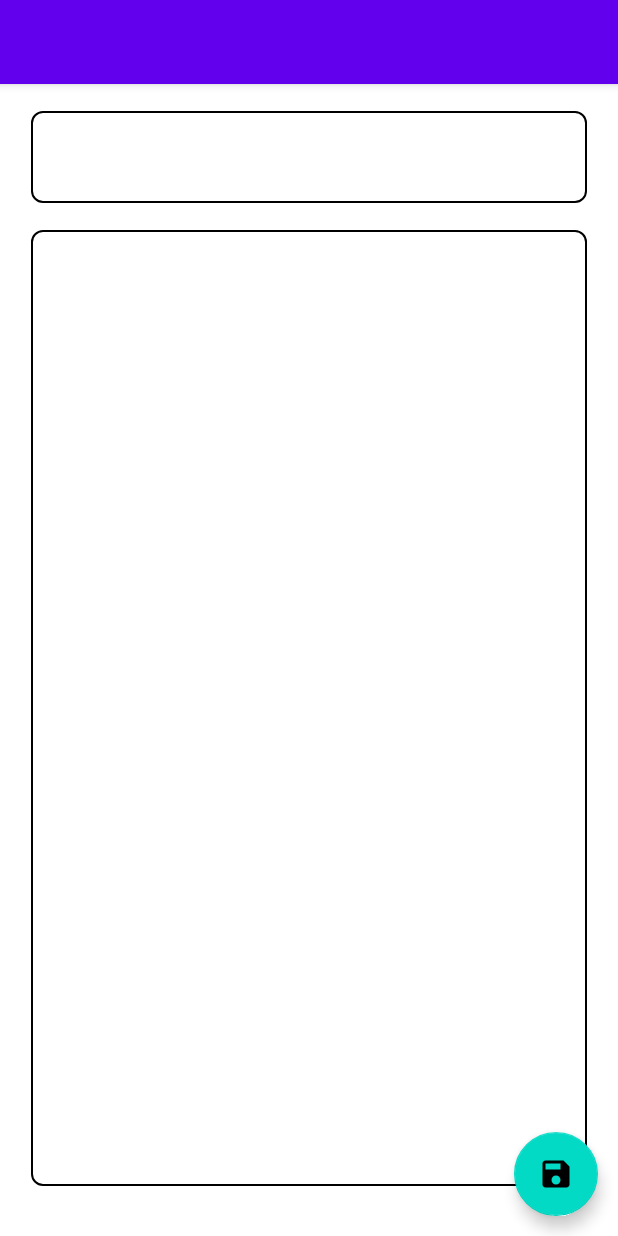
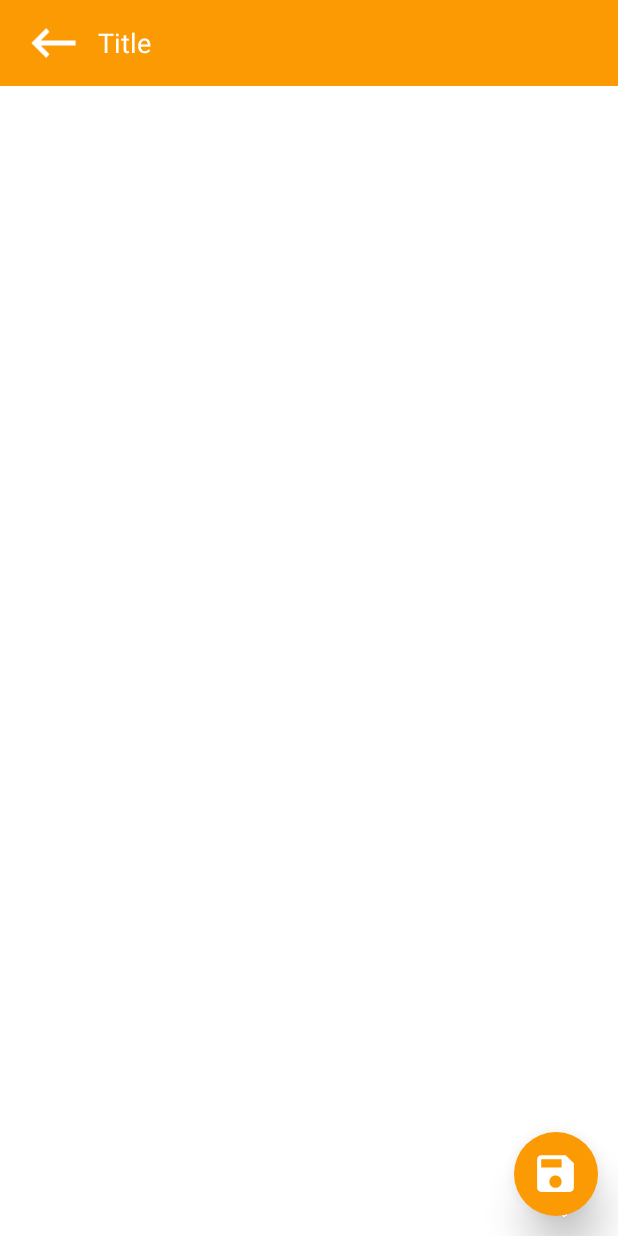
Before and after one commit to romithgiri/encrypto, an Android app: the screen it shows after launch (CreateNote), after a tap on an icon or button, on a phone screen of 412 x 824 dp. Run offline under Robolectric (Android 15) with nearby library versions, the phone set to English and light mode, and no system bars; our stand-ins replace Room's generated code, sdp/ssp sizes.

Commit message:
added delete functionality and modified app ui color

```diff
--- a/app/src/main/AndroidManifest.xml
+++ b/app/src/main/AndroidManifest.xml
@@ -9,8 +9,8 @@
         android:roundIcon="@mipmap/ic_launcher_round"
         android:supportsRtl="true"
         android:theme="@style/Theme.Encrypto">
-        <activity android:name=".CreateNote"></activity>
-        <activity android:name=".MainActivity">
+        <activity android:name=".screens.CreateNote"></activity>
+        <activity android:name=".screens.MainActivity">
             <intent-filter>
                 <action android:name="android.intent.action.MAIN" />
 
--- a/app/src/main/java/com/rohit/encrypto/recycler_view/CardAdapter.kt
+++ b/app/src/main/java/com/rohit/encrypto/recycler_view/CardAdapter.kt
@@ -18,15 +18,15 @@ class CardAdapter(context: Context, list: List<NoteEntity>) : RecyclerView.Adapt
     var unHideTrustedUserInfoClickListener: UnHideClickListener? = null
 
     interface DeleteClickListener {
-        fun onBtnClick(trustedUserEntity: NoteEntity)
+        fun onBtnClick(noteEntity: NoteEntity)
     }
 
     interface EditClickListener {
-        fun onBtnClick(trustedUserEntity: NoteEntity)
+        fun onBtnClick(noteEntity: NoteEntity)
     }
 
     interface UnHideClickListener {
-        fun onBtnClick(trustedUserEntity: NoteEntity)
+        fun onBtnClick(noteEntity: NoteEntity)
     }
 
     override fun getItemCount(): Int {
--- a/app/src/main/java/com/rohit/encrypto/CreateNote.kt
+++ b/app/src/main/java/com/rohit/encrypto/screens/CreateNote.kt
@@ -1,11 +1,13 @@
-package com.rohit.encrypto
+package com.rohit.encrypto.screens
 
 import android.os.Bundle
 import android.widget.EditText
+import android.widget.ImageButton
 import android.widget.Toast
 import androidx.appcompat.app.AppCompatActivity
 import androidx.room.Room
 import com.google.android.material.floatingactionbutton.FloatingActionButton
+import com.rohit.encrypto.R
 import com.rohit.encrypto.database.NoteDB
 import com.rohit.encrypto.database.NoteEntity
 import kotlinx.coroutines.GlobalScope
@@ -17,9 +19,10 @@ import java.util.*
 class CreateNote : AppCompatActivity() {
     private lateinit var noteDB: NoteDB
 
-    private lateinit var btnSave : FloatingActionButton
-    private lateinit var editTitle : EditText
-    private lateinit var editDescription : EditText
+    private lateinit var btnSave: FloatingActionButton
+    private lateinit var editTitle: EditText
+    private lateinit var editDescription: EditText
+    private lateinit var backBtn: ImageButton
 
     override fun onCreate(savedInstanceState: Bundle?) {
         super.onCreate(savedInstanceState)
@@ -29,15 +32,20 @@ class CreateNote : AppCompatActivity() {
         btnSave = findViewById(R.id.btnSave)
         editTitle = findViewById(R.id.editTitle)
         editDescription = findViewById(R.id.editDescription)
+        backBtn = findViewById(R.id.btnCreateBack)
+
+        backBtn.setOnClickListener {
+            finish()
+        }
 
         btnSave.setOnClickListener {
-            if (editTitle.text.isNullOrBlank() || editDescription.text.isNullOrBlank()){
-                if (editTitle.text.isNullOrBlank()){
+            if (editTitle.text.isNullOrBlank() || editDescription.text.isNullOrBlank()) {
+                if (editTitle.text.isNullOrBlank()) {
                     Toast.makeText(this, "Please Enter Title...", Toast.LENGTH_SHORT).show()
-                }else{
+                } else {
                     Toast.makeText(this, "Please Enter Note...", Toast.LENGTH_SHORT).show()
                 }
-            }else{
+            } else {
                 GlobalScope.launch {
                     try {
                         val pattern = "dd-MMM-yyyy"
@@ -55,7 +63,7 @@ class CreateNote : AppCompatActivity() {
                         noteDB.noteDAO().updateAndSaveNote(noteEntity)
                         finish()
 
-                    }catch (e: Exception){
+                    } catch (e: Exception) {
                         println("+++++++++++++++++++++++++++++++: Error: $e")
                     }
                 }
--- a/app/src/main/java/com/rohit/encrypto/MainActivity.kt
+++ b/app/src/main/java/com/rohit/encrypto/screens/MainActivity.kt
@@ -1,4 +1,4 @@
-package com.rohit.encrypto
+package com.rohit.encrypto.screens
 
 import android.content.Intent
 import androidx.appcompat.app.AppCompatActivity
@@ -7,6 +7,7 @@ import androidx.recyclerview.widget.LinearLayoutManager
 import androidx.recyclerview.widget.RecyclerView
 import androidx.room.Room
 import com.google.android.material.floatingactionbutton.FloatingActionButton
+import com.rohit.encrypto.R
 import com.rohit.encrypto.database.NoteDB
 import com.rohit.encrypto.database.NoteEntity
 import com.rohit.encrypto.recycler_view.CardAdapter
@@ -19,7 +20,7 @@ class MainActivity : AppCompatActivity() {
     private var noteList: MutableList<NoteEntity> = ArrayList()
 
     private var recyclerView: RecyclerView? = null
-    private var adapter: RecyclerView.Adapter<*>? = null
+    private lateinit var adapter: CardAdapter
     private var recyclerViewLayoutManager: RecyclerView.LayoutManager? = null
     private lateinit var btnCreate: FloatingActionButton
 
@@ -59,6 +60,18 @@ class MainActivity : AppCompatActivity() {
                         noteList
                     )
                     recyclerView!!.adapter = adapter
+
+                    adapter.deleteTrustedUserClickListener = object : CardAdapter.DeleteClickListener {
+                        override fun onBtnClick(noteEntity: NoteEntity) {
+                            var currentData = noteEntity
+                            GlobalScope.launch {
+                                noteDB.noteDAO().deleteNote(noteEntity)
+                                runOnUiThread {
+                                    setDataInRecyclerView()
+                                }
+                            }
+                        }
+                    }
                 } catch (e: Exception) {
                     println("================== noteList 4: $e")
                 }
--- a/app/src/main/res/drawable/add.xml
+++ b/app/src/main/res/drawable/add.xml
@@ -2,8 +2,7 @@
     android:width="24dp"
     android:height="24dp"
     android:viewportWidth="24"
-    android:viewportHeight="24"
-    android:tint="?attr/colorControlNormal">
+    android:viewportHeight="24">
   <path
       android:fillColor="@android:color/white"
       android:pathData="M19,13h-6v6h-2v-6H5v-2h6V5h2v6h6v2z"/>
--- /dev/null
+++ b/app/src/main/res/drawable/back_arrow.xml
@@ -0,0 +1,5 @@
+<vector android:autoMirrored="true" android:height="24dp"
+    android:tint="#FFFFFF" android:viewportHeight="24"
+    android:viewportWidth="24" android:width="24dp" xmlns:android="http://schemas.android.com/apk/res/android">
+    <path android:fillColor="@android:color/white" android:pathData="M21,11H6.83l3.58,-3.59L9,6l-6,6 6,6 1.41,-1.41L6.83,13H21z"/>
+</vector>
--- a/app/src/main/res/drawable/delete.xml
+++ b/app/src/main/res/drawable/delete.xml
@@ -4,6 +4,6 @@
     android:viewportWidth="24"
     android:viewportHeight="24">
   <path
-      android:fillColor="@android:color/black"
+      android:fillColor="@android:color/white"
       android:pathData="M6,19c0,1.1 0.9,2 2,2h8c1.1,0 2,-0.9 2,-2V7H6v12zM19,4h-3.5l-1,-1h-5l-1,1H5v2h14V4z"/>
 </vector>
--- a/app/src/main/res/drawable/edit.xml
+++ b/app/src/main/res/drawable/edit.xml
@@ -4,6 +4,6 @@
     android:viewportWidth="24"
     android:viewportHeight="24">
   <path
-      android:fillColor="@android:color/black"
+      android:fillColor="@android:color/white"
       android:pathData="M3,17.25V21h3.75L17.81,9.94l-3.75,-3.75L3,17.25zM20.71,7.04c0.39,-0.39 0.39,-1.02 0,-1.41l-2.34,-2.34c-0.39,-0.39 -1.02,-0.39 -1.41,0l-1.83,1.83 3.75,3.75 1.83,-1.83z"/>
 </vector>
--- a/app/src/main/res/drawable/visibility.xml
+++ b/app/src/main/res/drawable/visibility.xml
@@ -4,6 +4,6 @@
     android:viewportWidth="24"
     android:viewportHeight="24">
   <path
-      android:fillColor="@android:color/black"
+      android:fillColor="@android:color/white"
       android:pathData="M12,4.5C7,4.5 2.73,7.61 1,12c1.73,4.39 6,7.5 11,7.5s9.27,-3.11 11,-7.5c-1.73,-4.39 -6,-7.5 -11,-7.5zM12,17c-2.76,0 -5,-2.24 -5,-5s2.24,-5 5,-5 5,2.24 5,5 -2.24,5 -5,5zM12,9c-1.66,0 -3,1.34 -3,3s1.34,3 3,3 3,-1.34 3,-3 -1.34,-3 -3,-3z"/>
 </vector>
--- a/app/src/main/res/layout/activity_create_note.xml
+++ b/app/src/main/res/layout/activity_create_note.xml
@@ -4,56 +4,73 @@
     xmlns:tools="http://schemas.android.com/tools"
     android:layout_width="match_parent"
     android:layout_height="match_parent"
-    tools:context=".CreateNote">
+    tools:context=".screens.CreateNote">
+
+    <androidx.appcompat.widget.Toolbar
+        android:id="@+id/mCreateToolBar"
+        android:layout_width="match_parent"
+        android:layout_height="@dimen/_44sdp"
+        android:background="@color/light_orange"
+        android:backgroundTint="@color/light_orange"
+        app:layout_constraintTop_toTopOf="parent">
+
+        <ImageButton
+            android:id="@+id/btnCreateBack"
+            android:layout_width="@dimen/_30sdp"
+            android:layout_height="match_parent"
+            android:background="@android:color/transparent"
+            android:scaleType="fitCenter"
+            android:src="@drawable/back_arrow" />
 
         <androidx.appcompat.widget.AppCompatEditText
             android:id="@+id/editTitle"
-        android:layout_width="0dp"
-        android:layout_height="0dp"
-        app:layout_constraintWidth_percent="0.9"
+            android:layout_width="match_parent"
+            android:layout_height="match_parent"
+            android:layout_marginLeft="@dimen/_20sdp"
+            android:background="@android:color/transparent"
+            android:hint="Title"
+            android:inputType="text"
+            android:textColor="@color/white"
+            android:textColorHint="@color/white"
             app:layout_constraintHeight_percent="0.08"
-        android:layout_marginLeft="@dimen/_24sdp"
-        android:layout_marginTop="@dimen/_14sdp"
-        android:layout_marginRight="@dimen/_24sdp"
-        android:background="@drawable/edit_text_drawable_blue"
-        android:inputType="text"
-        android:letterSpacing="0.009375"
-        android:lineHeight="@dimen/_24ssp"
-        android:paddingStart="@dimen/_48sdp"
             app:layout_constraintLeft_toLeftOf="parent"
             app:layout_constraintRight_toRightOf="parent"
             app:layout_constraintTop_toTopOf="parent"
-        android:paddingLeft="@dimen/_48sdp" />
+            app:layout_constraintWidth_percent="0.9" />
 
-    <androidx.appcompat.widget.AppCompatEditText
+    </androidx.appcompat.widget.Toolbar>
+
+    <EditText
         android:id="@+id/editDescription"
-        android:layout_width="0dp"
-        android:layout_height="0dp"
-        app:layout_constraintWidth_percent="0.9"
-        app:layout_constraintHeight_percent="0.83"
-        android:layout_marginLeft="@dimen/_24sdp"
-        android:layout_marginTop="@dimen/_14sdp"
-        android:layout_marginRight="@dimen/_24sdp"
-        android:background="@drawable/edit_text_drawable_blue"
-        android:inputType="text"
-        android:letterSpacing="0.009375"
-        android:lineHeight="@dimen/_24ssp"
-        android:paddingStart="@dimen/_48sdp"
+        android:layout_width="match_parent"
+        android:layout_height="wrap_content"
+        android:layout_gravity="top"
+        android:background="@android:color/transparent"
+        android:ems="10"
+        android:gravity="top"
+        android:inputType="textMultiLine"
+        android:paddingStart="12dp"
+        android:paddingTop="4dp"
+        android:paddingEnd="12dp"
         app:layout_constraintLeft_toLeftOf="parent"
         app:layout_constraintRight_toRightOf="parent"
-        app:layout_constraintTop_toBottomOf="@+id/editTitle"
-        android:paddingLeft="@dimen/_48sdp" />
+        app:layout_constraintTop_toBottomOf="@+id/mCreateToolBar" />
 
     <com.google.android.material.floatingactionbutton.FloatingActionButton
+        android:id="@+id/btnSave"
         android:layout_width="wrap_content"
         android:layout_height="wrap_content"
+        android:layout_marginEnd="@dimen/_10sdp"
+        android:layout_marginRight="@dimen/_10sdp"
+        android:layout_marginBottom="@dimen/_10sdp"
+        android:backgroundTint="@color/light_orange"
+        android:scaleType="fitCenter"
         android:src="@drawable/save"
-        android:scaleType="fitCenter"
-        android:id="@+id/btnSave"
+        app:borderWidth="0dp"
+        app:tint="@color/white"
+        app:elevation="16dp"
+        app:maxImageSize="@dimen/_25sdp"
         app:layout_constraintBottom_toBottomOf="parent"
-        app:layout_constraintEnd_toEndOf="parent"
-        android:layout_marginEnd="@dimen/_10sdp"
-        android:layout_marginBottom="@dimen/_10sdp"
-        android:layout_marginRight="@dimen/_10sdp" />
+        app:layout_constraintEnd_toEndOf="parent" />
 
 </androidx.constraintlayout.widget.ConstraintLayout>
--- a/app/src/main/res/values/colors.xml
+++ b/app/src/main/res/values/colors.xml
@@ -7,4 +7,7 @@
     <color name="teal_700">#FF018786</color>
     <color name="black">#FF000000</color>
     <color name="white">#FFFFFFFF</color>
+
+    <color name="light_orange">#FC9A03</color>
+    <color name="deep_orange">#F47C02</color>
 </resources>
--- a/app/src/main/res/values/themes.xml
+++ b/app/src/main/res/values/themes.xml
@@ -1,9 +1,9 @@
 <resources xmlns:tools="http://schemas.android.com/tools">
     <!-- Base application theme. -->
-    <style name="Theme.Encrypto" parent="Theme.MaterialComponents.DayNight.DarkActionBar">
+    <style name="Theme.Encrypto" parent="Theme.MaterialComponents.DayNight.NoActionBar">
         <!-- Primary brand color. -->
-        <item name="colorPrimary">@color/purple_500</item>
-        <item name="colorPrimaryVariant">@color/purple_700</item>
+        <item name="colorPrimary">@color/light_orange</item>
+        <item name="colorPrimaryVariant">@color/deep_orange</item>
         <item name="colorOnPrimary">@color/white</item>
         <!-- Secondary brand color. -->
         <item name="colorSecondary">@color/teal_200</item>
```
Also changed, not shown: app/src/main/java/com/rohit/encrypto/custom_views/LinedEditText.kt (added, +37 -0 lines), app/src/main/res/drawable/bg_roundrect_ripple_light_border.xml (added, +23 -0 lines), app/src/main/res/layout/activity_main.xml (+32 -8 lines), app/src/main/res/layout/card_item.xml (+29 -28 lines). Lines whose indentation alone changed are shown as unchanged.
